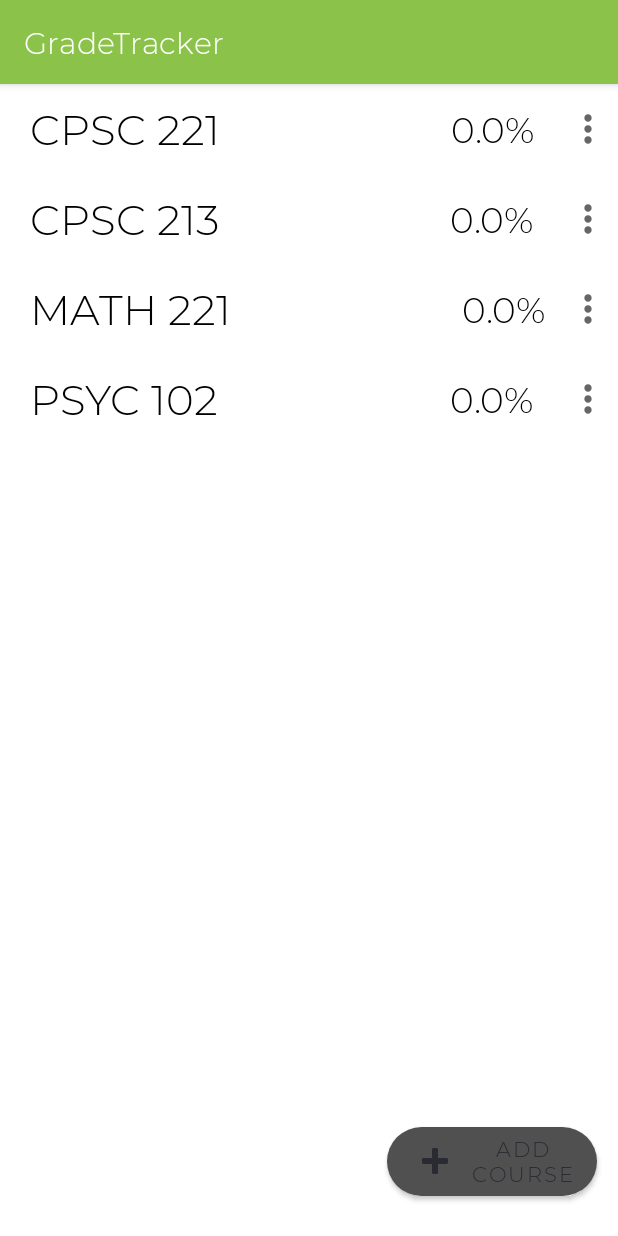
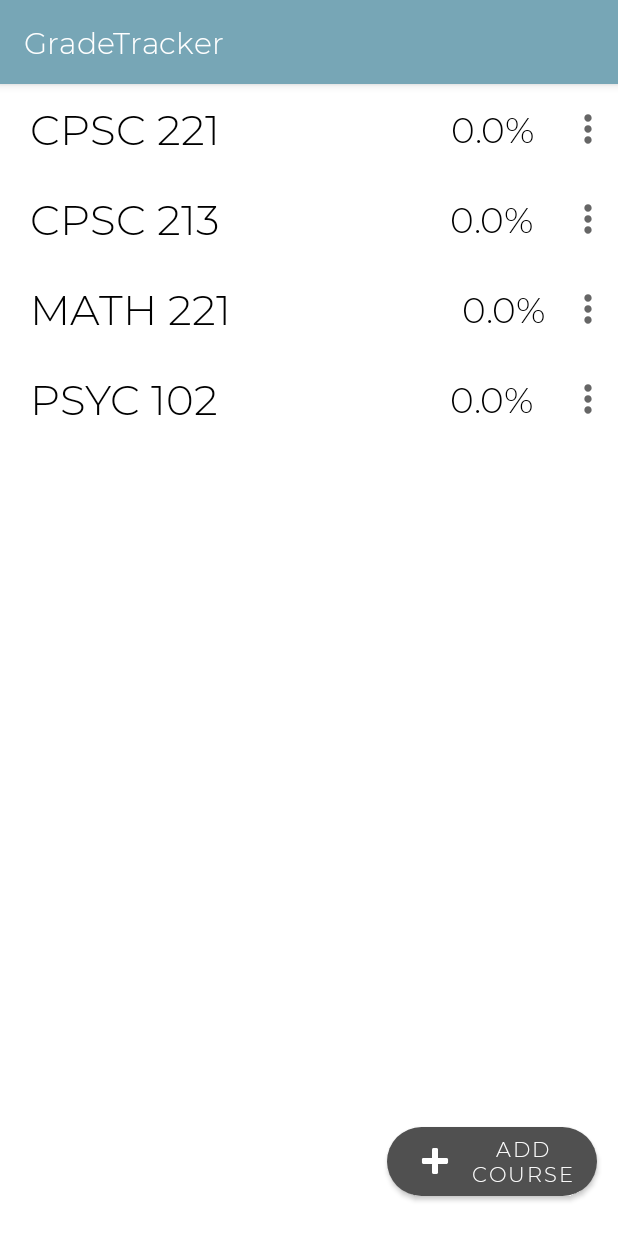
Before and after one commit to Lallit-N/upGrade, an Android app: the screen it shows after launch (CourseListActivity), on a phone screen of 412 x 824 dp. Run offline under Robolectric (Android 15) with nearby library versions, the phone set to English and light mode, and no system bars.

Commit message:
- updated colors

```diff
--- a/app/src/main/res/values-night/themes.xml
+++ b/app/src/main/res/values-night/themes.xml
@@ -6,8 +6,8 @@
         <item name="colorPrimaryVariant">@color/notification_bar</item>
         <item name="colorOnPrimary">@color/text_colour</item>
         <!-- Secondary brand color. -->
-        <item name="colorSecondary">@color/teal_200</item>
-        <item name="colorSecondaryVariant">@color/teal_200</item>
+        <item name="colorSecondary">@color/highlight_color</item>
+        <item name="colorSecondaryVariant">@color/highlight_color</item>
         <item name="colorOnSecondary">@color/text_colour</item>
         <!-- Status bar color. -->
         <item name="android:statusBarColor" tools:targetApi="l">?attr/colorPrimaryVariant</item>
--- a/app/src/main/res/values/colors.xml
+++ b/app/src/main/res/values/colors.xml
@@ -1,11 +1,11 @@
 <?xml version="1.0" encoding="utf-8"?>
 <resources>
     <color name="purple_200">#FFBB86FC</color>
-    <color name="app_color">#8BC34A</color>
-    <color name="notification_bar">#A999CF</color>
-    <color name="teal_200">#FF03DAC5</color>
+    <color name="app_color">#77A6B6</color>
+    <color name="notification_bar">#4D7298</color>
+    <color name="highlight_color">#D0EFB1</color>
     <color name="teal_700">#FF018786</color>
     <color name="text_colour">#FF000000</color>
-    <color name="white">#2A2A32</color>
-    <color name="undo_button">#1941D3</color>
+    <color name="white">#FFFFFF</color>
+    <color name="undo_button">#833833</color>
 </resources>
--- a/app/src/main/res/values/themes.xml
+++ b/app/src/main/res/values/themes.xml
@@ -6,7 +6,7 @@
         <item name="colorPrimaryVariant">@color/notification_bar</item>
         <item name="colorOnPrimary">@color/white</item>
         <!-- Secondary brand color. -->
-        <item name="colorSecondary">@color/teal_200</item>
+        <item name="colorSecondary">@color/highlight_color</item>
         <item name="colorSecondaryVariant">@color/teal_700</item>
         <item name="colorOnSecondary">@color/text_colour</item>
         <!-- Status bar color. -->
```
